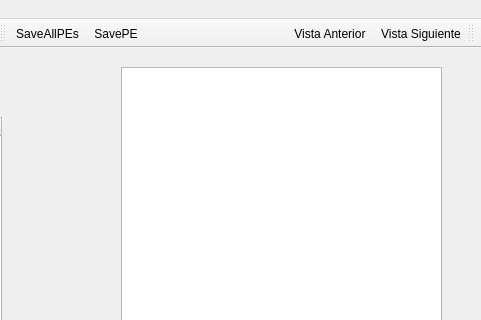
First picture: the form in SimInter/mainwindow.ui, repository issolis/InterconnectSimulator, before the edit; both pictures show x 319 to 800 and y 0 to 320 of the 800 by 600 pixel window.
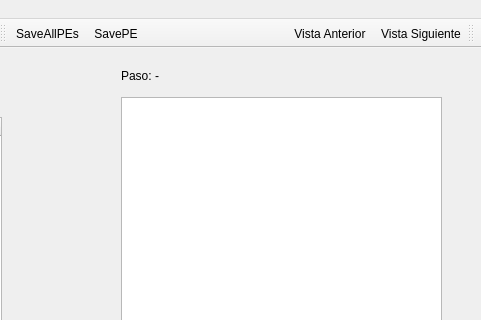
Second picture: the form after the edit. Icons and pictures are not drawn.

```diff
--- a/SimInter/mainwindow.ui
+++ b/SimInter/mainwindow.ui
@@ -121,9 +121,9 @@
       <property name="geometry">
        <rect>
         <x>440</x>
-        <y>40</y>
+        <y>70</y>
         <width>321</width>
-        <height>481</height>
+        <height>451</height>
        </rect>
       </property>
      </widget>
@@ -171,6 +171,19 @@
        </property>
       </column>
      </widget>
+     <widget class="QLabel" name="PasoLabel">
+      <property name="geometry">
+       <rect>
+        <x>440</x>
+        <y>40</y>
+        <width>101</width>
+        <height>17</height>
+       </rect>
+      </property>
+      <property name="text">
+       <string>Paso: -</string>
+      </property>
+     </widget>
     </widget>
    </widget>
   </widget>
```
